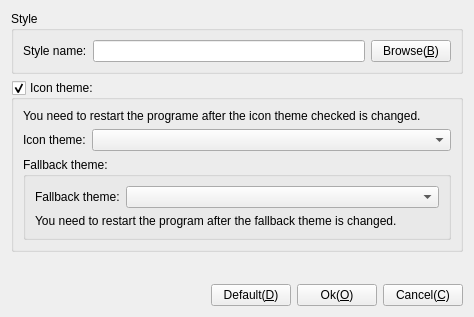
Before: the Qt Designer form Src/Style/FrmStyle.ui in KangLin/RabbitCommon, drawn with Qt 5.
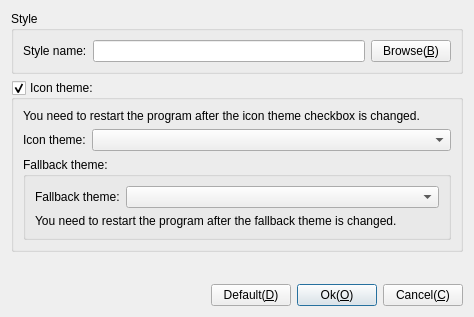
After: the same form once the commit is applied. Icons and pictures are not drawn.

```diff
--- a/Src/Style/FrmStyle.ui
+++ b/Src/Style/FrmStyle.ui
@@ -51,7 +51,7 @@
    <item row="1" column="0">
     <widget class="QGroupBox" name="gpIconTheme">
      <property name="title">
-      <string>Icon theme: </string>
+      <string>Icon theme:</string>
      </property>
      <property name="checkable">
       <bool>true</bool>
@@ -121,7 +121,7 @@
       <item row="0" column="0">
        <widget class="QLabel" name="lbIconThemeChanged">
         <property name="text">
-         <string>You need to restart the programe after the icon theme checked is changed.</string>
+         <string>You need to restart the program after the icon theme checkbox is changed.</string>
         </property>
         <property name="wordWrap">
          <bool>true</bool>
@@ -171,6 +171,9 @@
        <property name="text">
         <string>Ok(&amp;O)</string>
        </property>
+       <property name="default">
+        <bool>true</bool>
+       </property>
       </widget>
      </item>
      <item>
```
